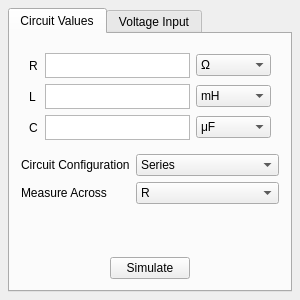
This is graphical-rlc/CircuitOptions.ui in blaksmith205/graphical-rlc as Qt 5 draws it before an edit. The edited form follows.
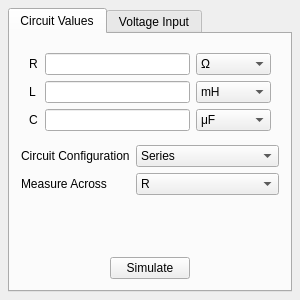
This is the edited form.

Commit message: Limits text input to numbers

What changed in the file:
```diff
--- a/graphical-rlc/CircuitOptions.ui
+++ b/graphical-rlc/CircuitOptions.ui
@@ -36,7 +36,7 @@
     <widget class="QTabWidget" name="tabWidget">
      <property name="minimumSize">
       <size>
-       <width>70</width>
+       <width>0</width>
        <height>0</height>
       </size>
      </property>
@@ -75,22 +75,6 @@
            </property>
           </widget>
          </item>
-         <item row="0" column="1">
-          <widget class="QTextEdit" name="resistorText">
-           <property name="minimumSize">
-            <size>
-             <width>100</width>
-             <height>25</height>
-            </size>
-           </property>
-           <property name="maximumSize">
-            <size>
-             <width>16777215</width>
-             <height>25</height>
-            </size>
-           </property>
-          </widget>
-         </item>
          <item row="0" column="2">
           <widget class="QComboBox" name="resistorScale">
            <property name="minimumSize">
@@ -142,38 +126,6 @@
            </property>
           </widget>
          </item>
-         <item row="1" column="1">
-          <widget class="QTextEdit" name="inductorText">
-           <property name="minimumSize">
-            <size>
-             <width>100</width>
-             <height>25</height>
-            </size>
-           </property>
-           <property name="maximumSize">
-            <size>
-             <width>16777215</width>
-             <height>25</height>
-            </size>
-           </property>
-          </widget>
-         </item>
-         <item row="2" column="1">
-          <widget class="QTextEdit" name="capacitorText">
-           <property name="minimumSize">
-            <size>
-             <width>100</width>
-             <height>25</height>
-            </size>
-           </property>
-           <property name="maximumSize">
-            <size>
-             <width>16777215</width>
-             <height>25</height>
-            </size>
-           </property>
-          </widget>
-         </item>
          <item row="1" column="2">
           <widget class="QComboBox" name="inductorScale">
            <property name="minimumSize">
@@ -232,6 +184,27 @@
            </item>
           </widget>
          </item>
+         <item row="0" column="1">
+          <widget class="QLineEdit" name="resistorText">
+           <property name="text">
+            <string/>
+           </property>
+          </widget>
+         </item>
+         <item row="1" column="1">
+          <widget class="QLineEdit" name="inductorText">
+           <property name="text">
+            <string/>
+           </property>
+          </widget>
+         </item>
+         <item row="2" column="1">
+          <widget class="QLineEdit" name="capacitorText">
+           <property name="text">
+            <string/>
+           </property>
+          </widget>
+         </item>
         </layout>
        </item>
        <item>
```
Left out of the diff: 144 changed lines with no effect on the pictures. The commit also changes 2 other files.
